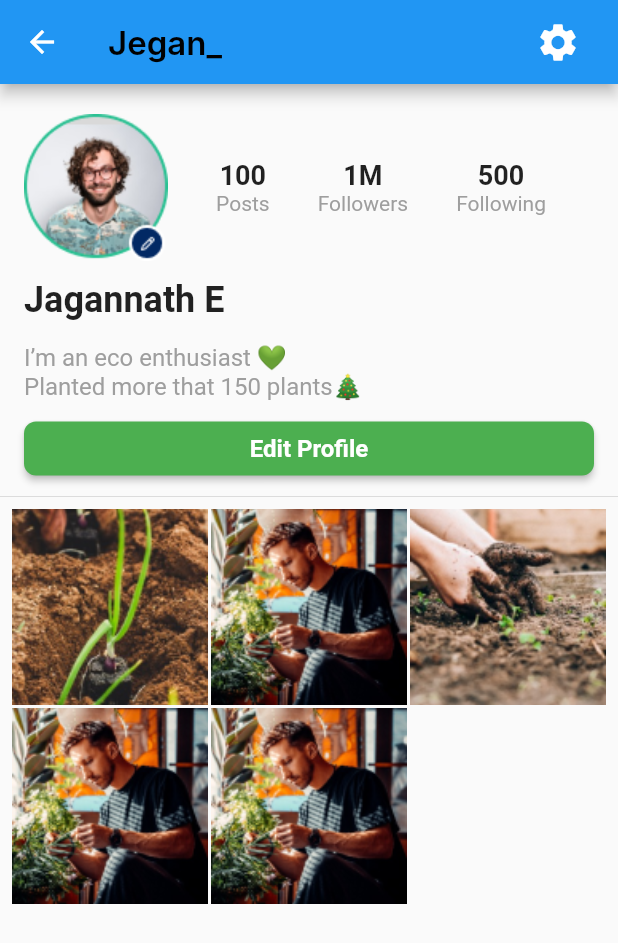
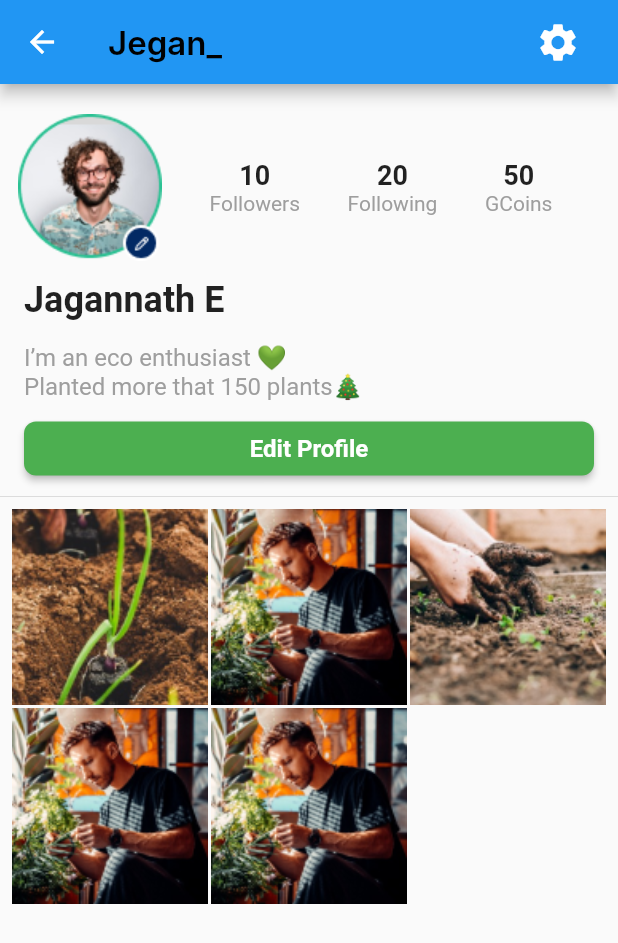
Before and after one commit to karuppan-the-pentester/green-verse, a Flutter app: the GVProfilePage screen opened directly, on a phone screen of 412 x 824 dp. Shown: the top 943 px of the screen. Run offline on Flutter 3.47's test engine with Material 2 defaults, Android fonts, the light colour scheme and no system bars; missing offline and left inert: introduction_slider; Roboto replaces fonts that are missing (Inter); statements that could not run were skipped.

Commit message:
ProfilePage Finished

```diff
--- a/lib/screens/Profile_Page.dart
+++ b/lib/screens/Profile_Page.dart
@@ -100,7 +100,7 @@ class GVProfilePage extends StatelessWidget {
           children: [
             const SizedBox(height: 20.0),
             const Padding(
-              padding: EdgeInsets.symmetric(horizontal: 16.0),
+              padding: EdgeInsets.symmetric(horizontal: 12.0),
               child: Row(
                 mainAxisAlignment: MainAxisAlignment.spaceBetween,
                 children: [
@@ -109,9 +109,9 @@ class GVProfilePage extends StatelessWidget {
                     child: Row(
                       mainAxisAlignment: MainAxisAlignment.spaceEvenly,
                       children: [
-                        ProfileStatWidget(count: '100', label: 'Posts'),
-                        ProfileStatWidget(count: '1M', label: 'Followers'),
-                        ProfileStatWidget(count: '500', label: 'Following'),
+                        ProfileStatWidget(count: '10', label: 'Followers',),
+                        ProfileStatWidget(count: '20', label: 'Following'),
+                        ProfileStatWidget(count: '50', label: 'GCoins'),
                       ],
                     ),
                   ),
```
